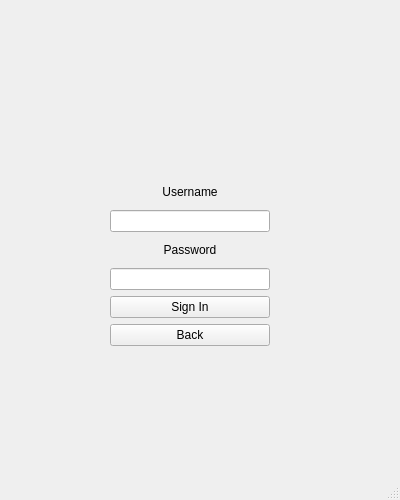
Before: the Qt Designer form lab1/Blog/initialwindow.ui in TheDoom-IT/GraphicalUserInterfacesProjects, drawn with Qt 5.
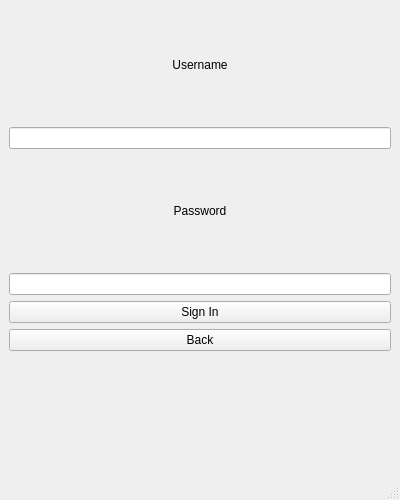
After: the same form once the commit is applied. The open tabs and pages were chosen to show the change. Icons and pictures are not drawn.

```diff
--- a/lab1/Blog/initialwindow.ui
+++ b/lab1/Blog/initialwindow.ui
@@ -135,15 +135,8 @@
        </layout>
       </widget>
       <widget class="QWidget" name="logInPage">
-       <widget class="QWidget" name="verticalLayoutWidget">
-        <property name="geometry">
-         <rect>
-          <x>110</x>
-          <y>180</y>
-          <width>160</width>
-          <height>166</height>
-         </rect>
-        </property>
+       <layout class="QVBoxLayout" name="verticalLayout_6">
+        <item>
         <layout class="QVBoxLayout" name="verticalLayout_4">
          <item>
           <widget class="QLabel" name="label_2">
@@ -188,8 +181,16 @@
            </property>
           </widget>
          </item>
-        </layout>
-       </widget>
+          <item>
+           <widget class="QLabel" name="loginInfoText">
+            <property name="text">
+             <string/>
+            </property>
+           </widget>
+          </item>
+         </layout>
+        </item>
+       </layout>
       </widget>
       <widget class="QWidget" name="registerPage">
        <layout class="QVBoxLayout" name="verticalLayout_16">
```
Left out of the diff: 16 changed lines with no effect on the pictures. Lines whose indentation alone changed are shown as unchanged.
